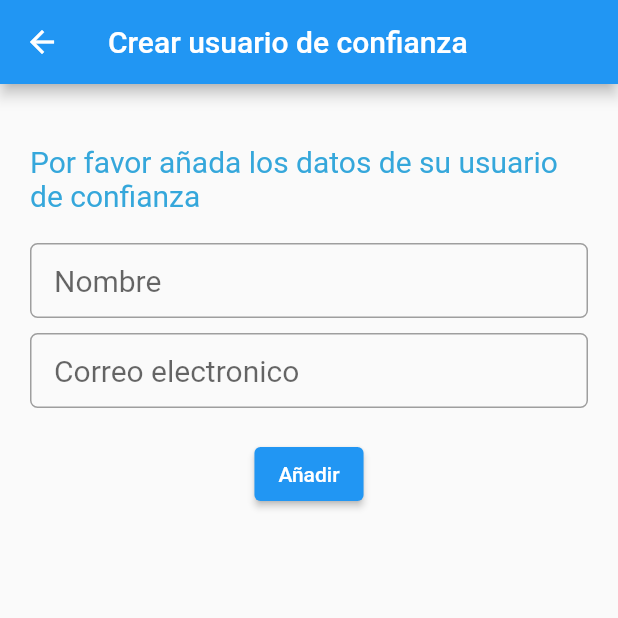
After one commit to JuanPaauul/Nos-importas, a Flutter app: the UserFormWidget screen opened directly, on a phone screen of 412 x 824 dp, the top half of it. The commit adds this screen. Run offline on Flutter 3.47's test engine with Material 2 defaults, Android fonts, the phone set to English and light mode, and no system bars; our stand-ins replace animate_do, animated_background, camera, firebase_auth, firebase_core, font_awesome_flutter and 7 more; missing offline and left inert: mailer; accounts and stored records are empty.

```diff
--- a/lib/screens/app_screen.dart
+++ b/lib/screens/app_screen.dart
@@ -4,6 +4,7 @@ import 'package:nos_importas/screens/maps_screen.dart';
 import 'package:nos_importas/screens/profile_screen.dart';
 import 'package:nos_importas/screens/screen_controller.dart';
 import 'package:nos_importas/screens/user_form_screen.dart';
+import 'package:nos_importas/screens/show_trust_users.dart';
 import 'package:nos_importas/screens/button_emergency_screen.dart';
 import 'package:permission_handler/permission_handler.dart';
 import 'package:nos_importas/screens/camera_function.dart';
@@ -70,7 +71,7 @@ class _AppPageState extends State<AppPage> {
         physics: const NeverScrollableScrollPhysics(),
         // ignore: prefer_const_literals_to_create_immutables
         children: [
-          const UserForm(),
+          const ShowTrustUsersForm(),
           const MapsPage(),
           const PanicPage(),
           Imagen(),
@@ -79,8 +80,11 @@ class _AppPageState extends State<AppPage> {
       ),
       bottomNavigationBar: BottomNavigationBar(
         currentIndex: currentPage,
+        selectedItemColor: Color.fromRGBO(53, 167, 219, 1),
+        unselectedItemColor: Color.fromRGBO(185, 223, 242, 1),
         onTap: (index) {
           currentPage = index;
+          print(currentPage);
           pageController.animateToPage(currentPage,
               duration: const Duration(milliseconds: 300),
               curve: Curves.easeOut);
--- /dev/null
+++ b/lib/widget/user_form_widget.dart
@@ -0,0 +1,70 @@
+import 'package:flutter/material.dart';
+import 'package:font_awesome_flutter/font_awesome_flutter.dart';
+import 'package:provider/provider.dart';
+import '../provider/google_sign_in.dart';
+
+class UserFormWidget extends StatelessWidget {
+  const UserFormWidget({super.key});
+
+  Container formName() {
+    return Container(
+        decoration: BoxDecoration(
+            borderRadius: BorderRadius.circular(5),
+            border: Border.all(color: Colors.grey)),
+        padding: const EdgeInsets.symmetric(horizontal: 15),
+        child: TextFormField(
+          style: const TextStyle(fontSize: 20),
+          decoration: const InputDecoration(
+              border: InputBorder.none, hintText: "Nombre"),
+        ));
+  }
+
+  Container formGmail() {
+    return Container(
+        decoration: BoxDecoration(
+            borderRadius: BorderRadius.circular(5),
+            border: Border.all(color: Colors.grey)),
+        padding: const EdgeInsets.symmetric(horizontal: 15),
+        child: TextFormField(
+          style: const TextStyle(fontSize: 20),
+          decoration: const InputDecoration(
+              border: InputBorder.none, hintText: "Correo electronico"),
+        ));
+  }
+
+  @override
+  Widget build(BuildContext context) => Scaffold(
+        resizeToAvoidBottomInset: false,
+        appBar: AppBar(
+          automaticallyImplyLeading: true,
+          title: const Text("Crear usuario de confianza"),
+        ),
+        body: Padding(
+          padding: const EdgeInsets.all(20.0),
+          child: Column(
+            children: [
+              const SizedBox(
+                height: 20,
+              ),
+              const Text(
+                "Por favor añada los datos de su usuario de confianza",
+                style: TextStyle(
+                    fontSize: 20, color: Color.fromRGBO(53, 167, 219, 1)),
+              ),
+              const SizedBox(
+                height: 20,
+              ),
+              formName(),
+              const SizedBox(
+                height: 10,
+              ),
+              formGmail(),
+              const SizedBox(
+                height: 20,
+              ),
+              ElevatedButton(onPressed: (() {}), child: const Text("Añadir"))
+            ],
+          ),
+        ),
+      );
+}
--- a/pubspec.yaml
+++ b/pubspec.yaml
@@ -56,12 +56,18 @@ dev_dependencies:
   flutter_test:
     sdk: flutter
 
+  flutter_launcher_icons: "^0.10.0"
+
   # The "flutter_lints" package below contains a set of recommended lints to
   # encourage good coding practices. The lint set provided by the package is
   # activated in the `analysis_options.yaml` file located at the root of your
   # package. See that file for information about deactivating specific lint
   # rules and activating additional ones.
   flutter_lints: ^2.0.0
+
+flutter_icons:
+    android: "launcher_icon"
+    image_path: "assets/icon/icon.png"
 
 # For information on the generic Dart part of this file, see the
 # following page: https://dart.dev/tools/pub/pubspec
```
Also changed, not shown: lib/main.dart (+4 -5 lines), lib/screens/show_trust_users.dart (added, +36 -0 lines), lib/screens/user_form_screen.dart (deleted, +0 -54 lines), lib/widget/trust_users_list.dart (added, +72 -0 lines), assets/icon/icon.png (added), pubspec.lock, 28 other files.
